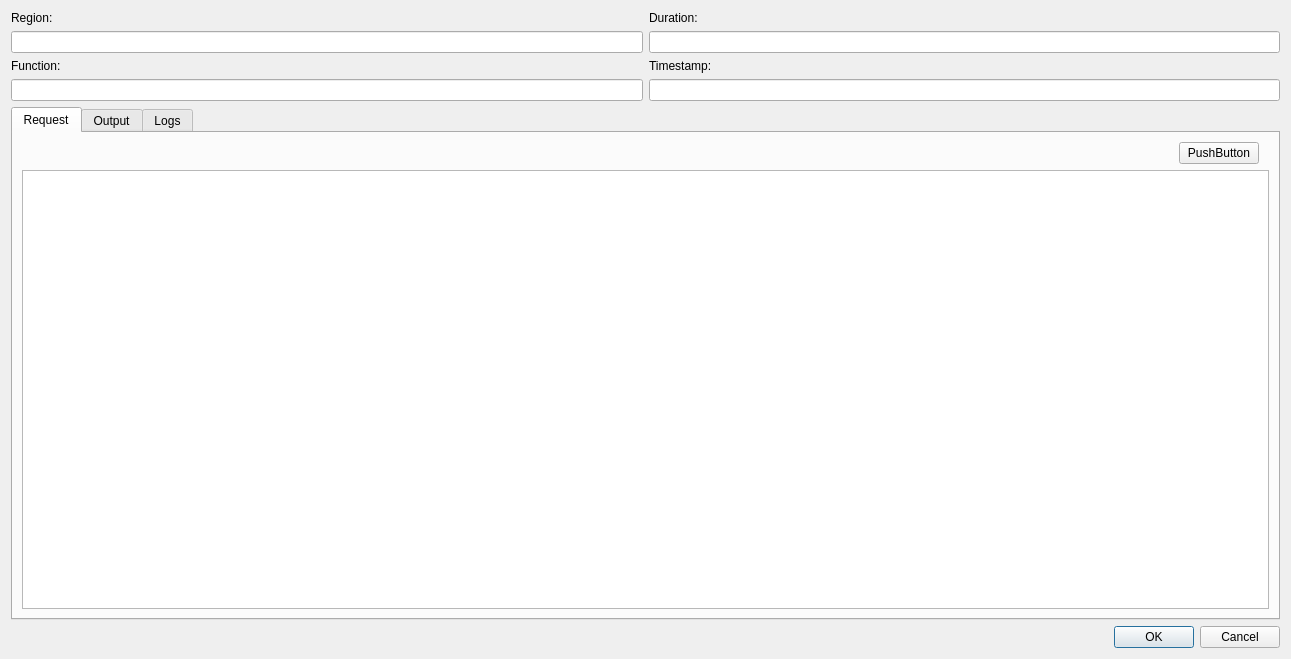
First picture: the form in src/modules/lambda/LambdaLogsDialog.ui, repository jensvogt/awsmock-qt-ui, before the edit.
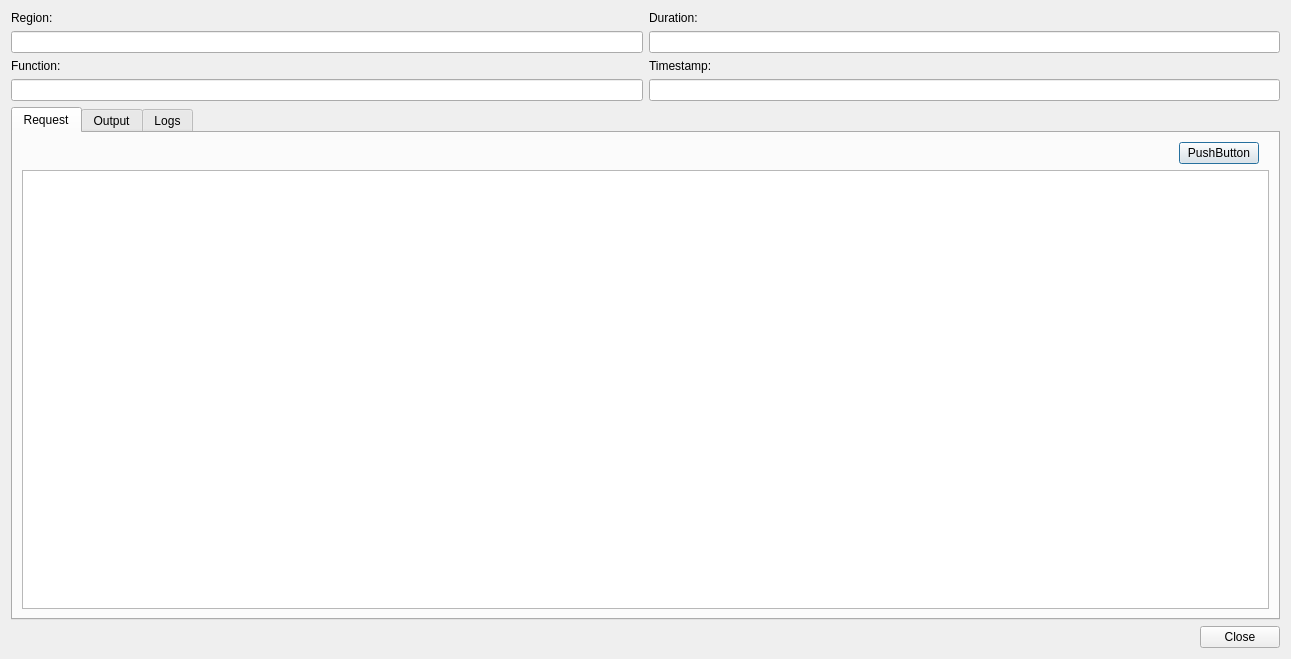
Second picture: the form after the edit. The open tabs and pages were chosen to show the change.

Commit message: fix: application environment add dialog

```diff
--- a/src/modules/lambda/LambdaLogsDialog.ui
+++ b/src/modules/lambda/LambdaLogsDialog.ui
@@ -241,7 +241,7 @@
    <item>
     <widget class="QDialogButtonBox" name="buttonBox">
      <property name="standardButtons">
-      <set>QDialogButtonBox::StandardButton::Cancel|QDialogButtonBox::StandardButton::Ok</set>
+      <set>QDialogButtonBox::StandardButton::Close</set>
      </property>
     </widget>
    </item>
```
Left out of the diff: 2 changed lines with no effect on the pictures. Lines whose indentation alone changed are shown as unchanged. The commit also changes 15 other files.
